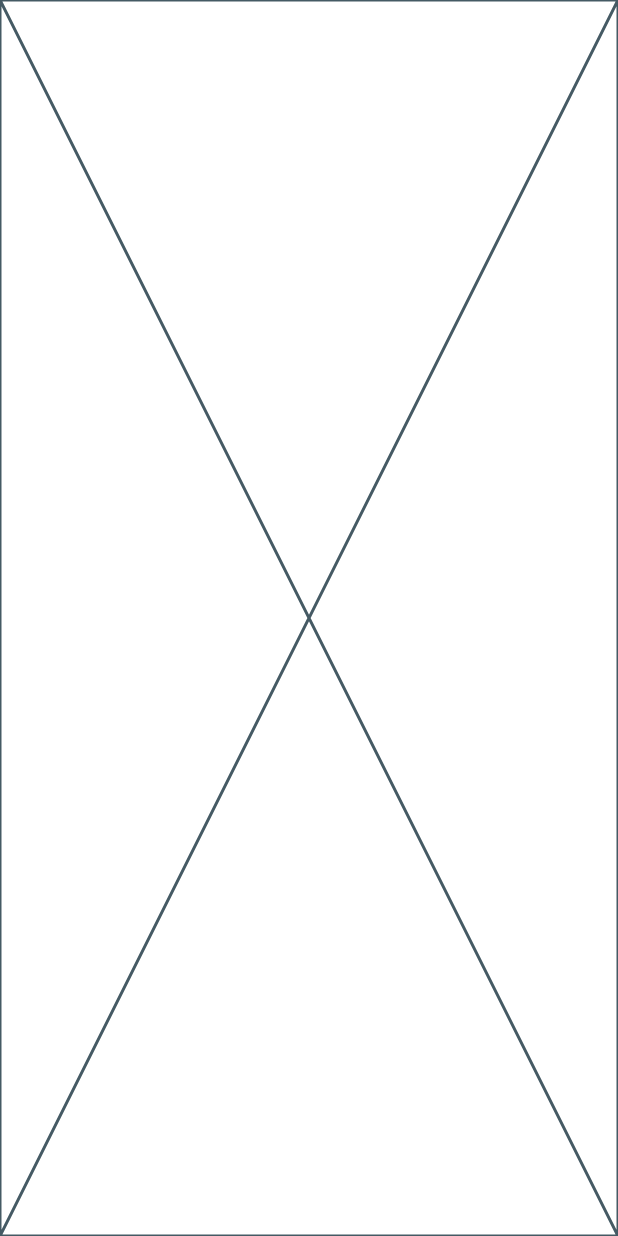
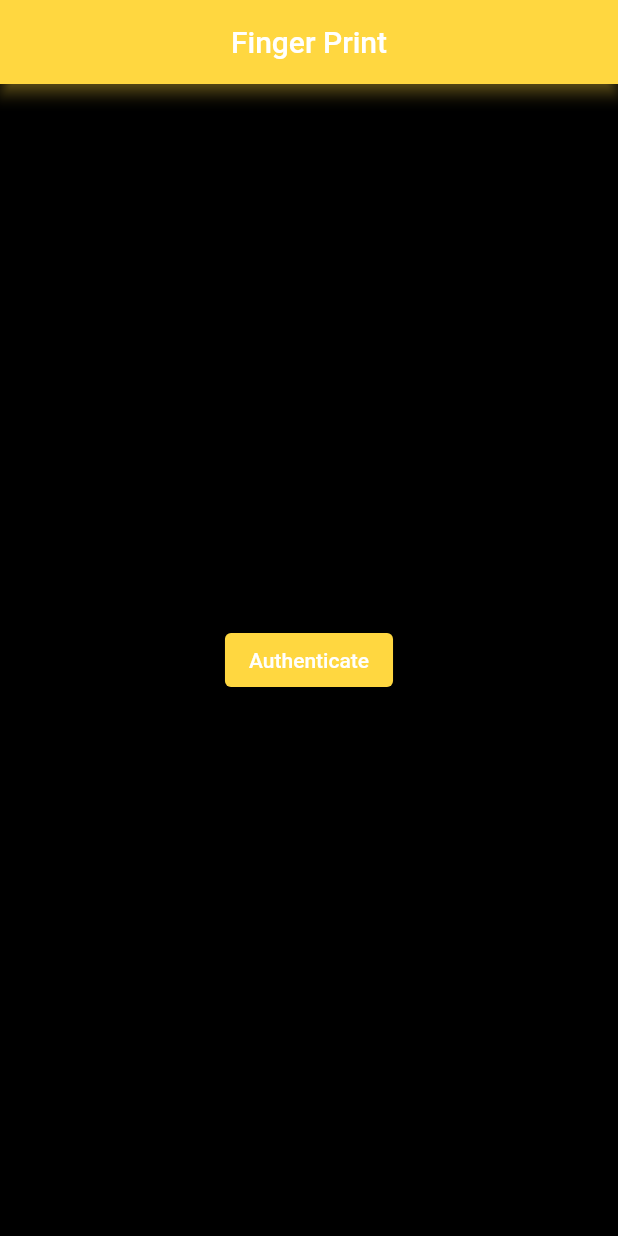
Before and after one commit to Anasahmed01/Biometrics_flutter, a Flutter app: the screen it shows after launch, on a phone screen of 412 x 824 dp. Run offline on Flutter 3.47's test engine with Material 2 defaults, Android fonts, the light colour scheme and no system bars; our stand-ins replace local_auth, stacked; missing offline and left inert: local_auth_android, local_auth_ios.

Commit message:
add theam

```diff
--- a/lib/main.dart
+++ b/lib/main.dart
@@ -11,6 +11,7 @@ class MyApp extends StatelessWidget {
   @override
   Widget build(BuildContext context) {
     return const MaterialApp(
+      debugShowCheckedModeBanner: false,
       home: HomeView(),
     );
   }
--- a/lib/models/biometricx_viewmodel.dart
+++ b/lib/models/biometricx_viewmodel.dart
@@ -1 +1,5 @@
-class BioMetricViewModel {}
+import 'package:stacked/stacked.dart';
+
+class BioMetricViewModel extends BaseViewModel {
+  bool authenticated = false;
+}
--- a/lib/views/biometric_view.dart
+++ b/lib/views/biometric_view.dart
@@ -1,11 +1,82 @@
-import 'package:flutter/src/widgets/framework.dart';
-import 'package:flutter/src/widgets/placeholder.dart';
+import 'package:bio_matrixx/models/biometricx_viewmodel.dart';
+import 'package:bio_matrixx/services/local_auth_service.dart';
+import 'package:flutter/material.dart';
+import 'package:stacked/stacked.dart';
 
 class HomeView extends StatelessWidget {
   const HomeView({super.key});
 
   @override
   Widget build(BuildContext context) {
-    return const Placeholder();
+    return ViewModelBuilder.reactive(
+        viewModelBuilder: () => BioMetricViewModel(),
+        builder: (context, viewModel, child) {
+          return Scaffold(
+            backgroundColor: Colors.black,
+            appBar: AppBar(
+              shadowColor: Colors.amberAccent,
+              backgroundColor: Colors.amberAccent,
+              title: const Text('Finger Print'),
+              centerTitle: true,
+            ),
+            body: Center(
+              child: Column(
+                mainAxisAlignment: MainAxisAlignment.spaceEvenly,
+                crossAxisAlignment: CrossAxisAlignment.center,
+                children: [
+                  if (viewModel.authenticated == false)
+                    ElevatedButton(
+                      style: ButtonStyle(
+                        backgroundColor: MaterialStateProperty.all(
+                          Colors.amberAccent,
+                        ),
+                      ),
+                      onPressed: () async {
+                        final authenticate = await LocalAuth.authenticate();
+                        viewModel.authenticated = authenticate;
+                        viewModel.notifyListeners();
+                      },
+                      child: const Text('Authenticate'),
+                    ),
+                  if (viewModel.authenticated == true)
+                    SizedBox(
+                      child: Column(
+                        children: [
+                          if (viewModel.authenticated == true)
+                            const CircleAvatar(
+                              backgroundImage:
+                                  AssetImage('assets/images/anas.png'),
+                              radius: 100,
+                            ),
+                          const SizedBox(
+                            height: 20,
+                          ),
+                          if (viewModel.authenticated)
+                            const Text(
+                              'You are Authenticated',
+                              style:
+                                  TextStyle(fontSize: 20, color: Colors.white),
+                            ),
+                        ],
+                      ),
+                    ),
+                  if (viewModel.authenticated)
+                    ElevatedButton(
+                      style: ButtonStyle(
+                        backgroundColor: MaterialStateProperty.all(
+                          Colors.amberAccent,
+                        ),
+                      ),
+                      onPressed: () {
+                        viewModel.authenticated = false;
+                        viewModel.notifyListeners();
+                      },
+                      child: const Text('Log Out'),
+                    ),
+                ],
+              ),
+            ),
+          );
+        });
   }
 }
--- a/pubspec.yaml
+++ b/pubspec.yaml
@@ -54,6 +54,9 @@ dev_dependencies:
 
 # The following section is specific to Flutter packages.
 flutter:
+  assets:
+    - assets/images/
+
 
   # The following line ensures that the Material Icons font is
   # included with your application, so that you can use the icons in
```
Also changed, not shown: assets/images/anas.png (added).
